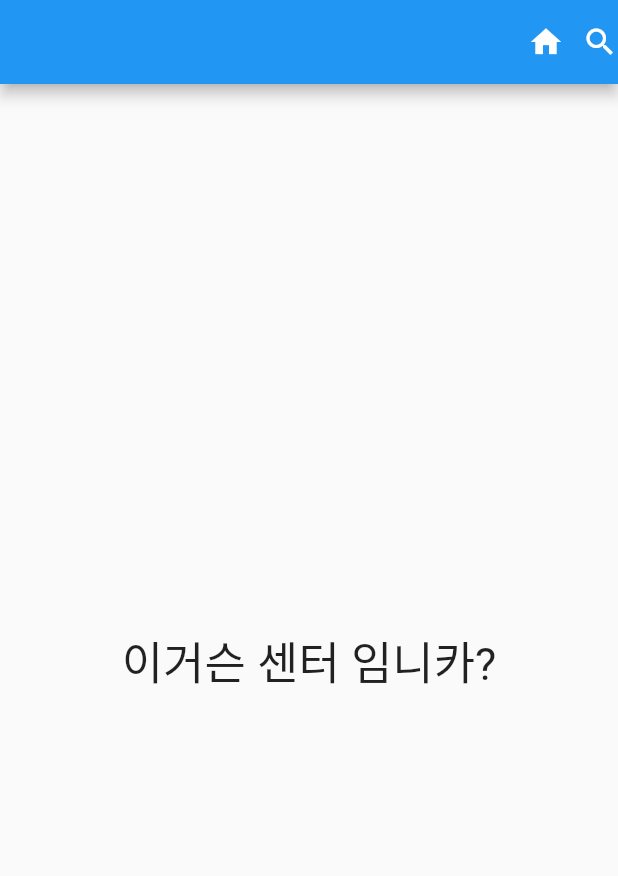
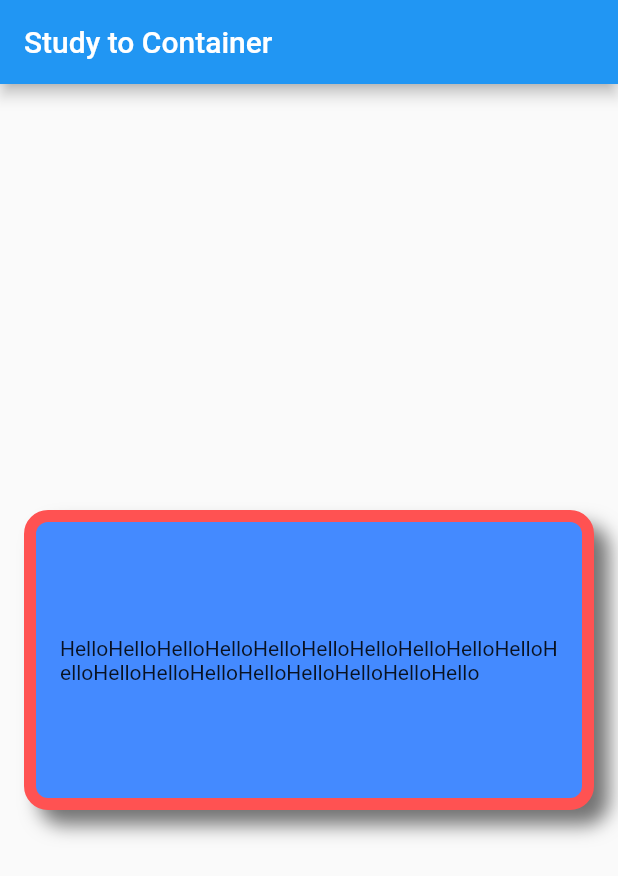
Before and after one commit to qkrjh0904/flutter-study, a Flutter app: the screen it shows after launch, on a phone screen of 412 x 824 dp. Shown: the top 876 px of the screen. Run offline on Flutter 3.47's test engine with Material 2 defaults, Android fonts, the phone set to English and light mode, and no system bars.

Commit message:
Container, Widget

```diff
--- a/lib/main.dart
+++ b/lib/main.dart
@@ -3,31 +3,44 @@ import 'package:flutter/material.dart';
 void main() {
   runApp(
     MaterialApp(
-      title: 'Flutter Tutorial',
       home: Scaffold(
         appBar: AppBar(
-          actions: [
-            IconButton(
-                icon: Icon(Icons.home),
-                onPressed: () {
-                  print('home button pressed');
-                }),
-            Icon(Icons.search),
-          ],
+          title: Text('Study to Container'),
         ),
-        body: TestWidget(),
+        body: CustomContainer(),
       ),
     ),
   );
 }
 
-class TestWidget extends StatelessWidget {
-  const TestWidget({super.key});
+class CustomContainer extends StatelessWidget {
+  const CustomContainer({super.key});
 
   @override
   Widget build(BuildContext context) {
     return Center(
-        child: SafeArea(
-            child: Text('이거슨 센터 임니카?', style: TextStyle(fontSize: 30))));
+      child: Container(
+        width: double.infinity,
+        height: 200,
+        padding: EdgeInsets.all(16),
+        margin: EdgeInsets.all(16),
+        decoration: BoxDecoration(
+          color: Colors.blueAccent,
+          border: Border.all(
+            color: Colors.redAccent,
+            width: 8,
+          ),
+          borderRadius: BorderRadius.circular(16),
+          boxShadow: [
+            BoxShadow(
+              color: Colors.black54,
+              offset: Offset(10, 10),
+              blurRadius: 10,
+            ),
+          ],
+        ),
+        child: Center(child: Text('HelloHelloHelloHelloHelloHelloHelloHelloHelloHelloHelloHelloHelloHelloHelloHelloHelloHelloHello')),
+      ),
+    );
   }
 }
```
